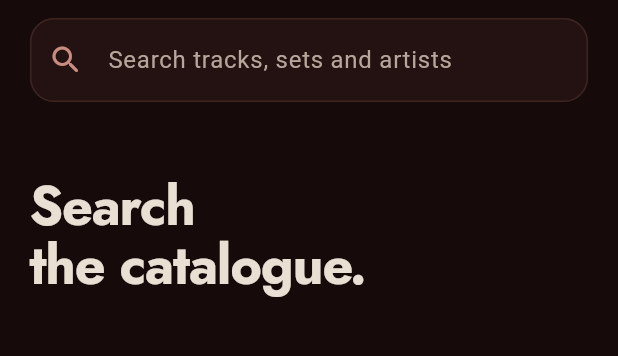
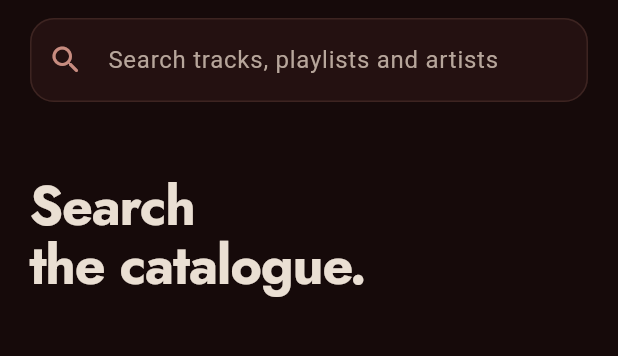
Before and after one commit to KlugesBuch1/altaria, a Flutter app: the screen it shows after launch, on a phone screen of 412 x 824 dp, the part 90-446 px from its top. Run offline on Flutter 3.47's test engine with Material 3 defaults, Android fonts, the phone set to English and light mode, and no system bars; our stand-ins replace audio_service, file_picker, flutter_local_notifications, just_audio, material_ui, share_plus and 3 more; accounts and stored records are empty; network calls fail.

Commit message:
rename sets to playlists

```diff
--- a/lib/ui/search_screen.dart
+++ b/lib/ui/search_screen.dart
@@ -245,7 +245,7 @@ class _SearchScreenState extends State<SearchScreen> {
               _search(value.trim());
             },
             decoration: InputDecoration(
-              hintText: 'Search tracks, sets and artists',
+              hintText: 'Search tracks, playlists and artists',
               prefixIcon: const Icon(Icons.search_rounded, color: rose),
               suffixIcon: hasText
                   ? IconButton(
@@ -272,7 +272,7 @@ class _SearchScreenState extends State<SearchScreen> {
                 ),
                 const SizedBox(width: 8),
                 _KindChip(
-                  label: 'Sets',
+                  label: 'Playlists',
                   selected: _kind == SearchKind.playlists,
                   onTap: () => _setKind(SearchKind.playlists),
                 ),
@@ -362,7 +362,7 @@ class _SearchScreenState extends State<SearchScreen> {
 
   Widget _playlistBody() {
     if (_playlists.isEmpty) {
-      return _EmptyState(query: _query, noun: 'sets');
+      return _EmptyState(query: _query, noun: 'playlists');
     }
     return ListView.builder(
       padding: const EdgeInsets.only(bottom: 120),
```
Also changed, not shown: lib/ui/playlist_screen.dart (+6 -3 lines), 1 other file.
